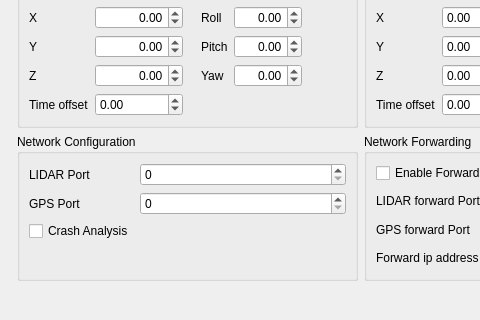
Before: the Qt Designer form Application/Ui/Widgets/vvCalibrationDialog.ui in Kitware/VeloView, drawn with Qt 5; both pictures show x 0 to 480 and y 206 to 526 of the 716 by 526 pixel window.
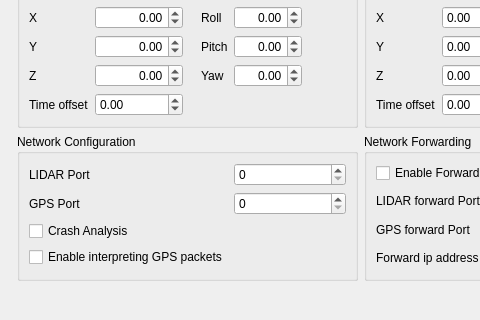
After: the same form once the commit is applied. Icons and pictures are not drawn.

Commit message:
Add the listening of the gps packets as an option of the sensor configuration
This is needed because the position orientation Stream slow down the computation in Stream mode.
The flashing bug appears sooner (when packets are not send to speedly)

Patch:
```diff
--- a/Application/Ui/Widgets/vvCalibrationDialog.ui
+++ b/Application/Ui/Widgets/vvCalibrationDialog.ui
@@ -403,6 +403,16 @@
         </property>
        </widget>
       </item>
+      <item row="3" column="0">
+       <widget class="QCheckBox" name="EnableInterpretGPSPackets">
+        <property name="enabled">
+         <bool>true</bool>
+        </property>
+        <property name="text">
+         <string>Enable interpreting GPS packets</string>
+        </property>
+       </widget>
+      </item>
      </layout>
     </widget>
    </item>
```
The commit also changes 3 other files.
